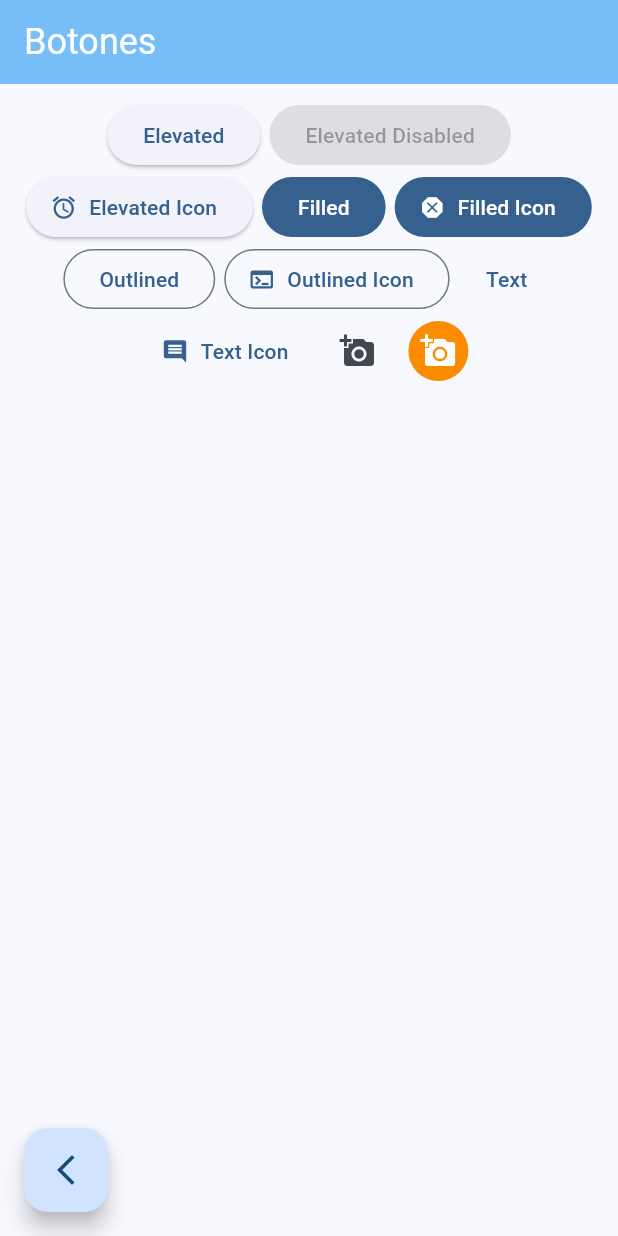
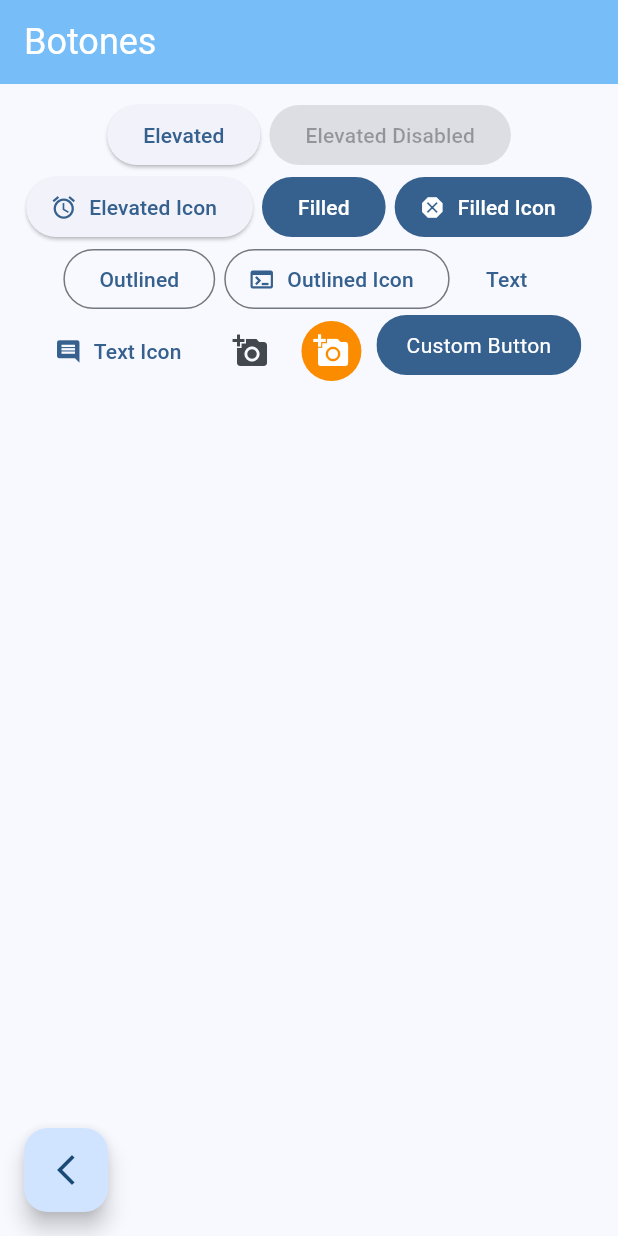
Before and after one commit to afperdomo2/widgets_app, a Flutter app: the ButtonsScreen screen opened by its route, on a phone screen of 412 x 824 dp. Run offline on Flutter 3.47's test engine with Material 3 defaults, Android fonts, the phone set to English and light mode, and no system bars; our stand-ins replace go_router.

Commit message:
Agregar un botón personalizado en ButtonsScreen

```diff
--- a/lib/presentation/screens/buttons/buttons_screen.dart
+++ b/lib/presentation/screens/buttons/buttons_screen.dart
@@ -52,9 +52,33 @@ class _ButtonsView extends StatelessWidget {
                 iconColor: WidgetStateProperty.all(Colors.white),
               ),
             ),
+            const _CustomButton(),
           ],
         ),
       ),
     );
   }
 }
+
+class _CustomButton extends StatelessWidget {
+  const _CustomButton();
+
+  @override
+  Widget build(BuildContext context) {
+    final colors = Theme.of(context).colorScheme;
+
+    return ClipRRect(
+      borderRadius: BorderRadius.circular(20),
+      child: Material(
+        color: colors.primary,
+        child: InkWell(
+          onTap: () {},
+          child: const Padding(
+            padding: EdgeInsets.symmetric(vertical: 10, horizontal: 20),
+            child: Text("Custom Button", style: TextStyle(color: Colors.white)),
+          ),
+        ),
+      ),
+    );
+  }
+}
```
